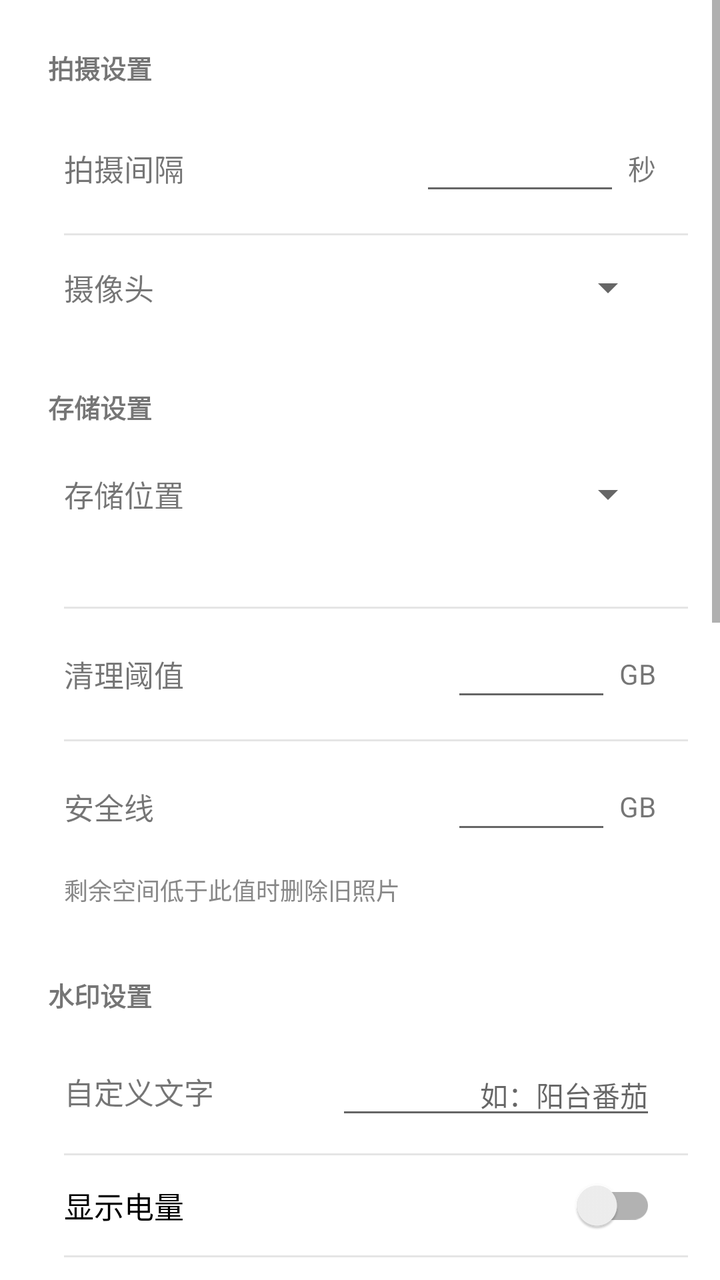
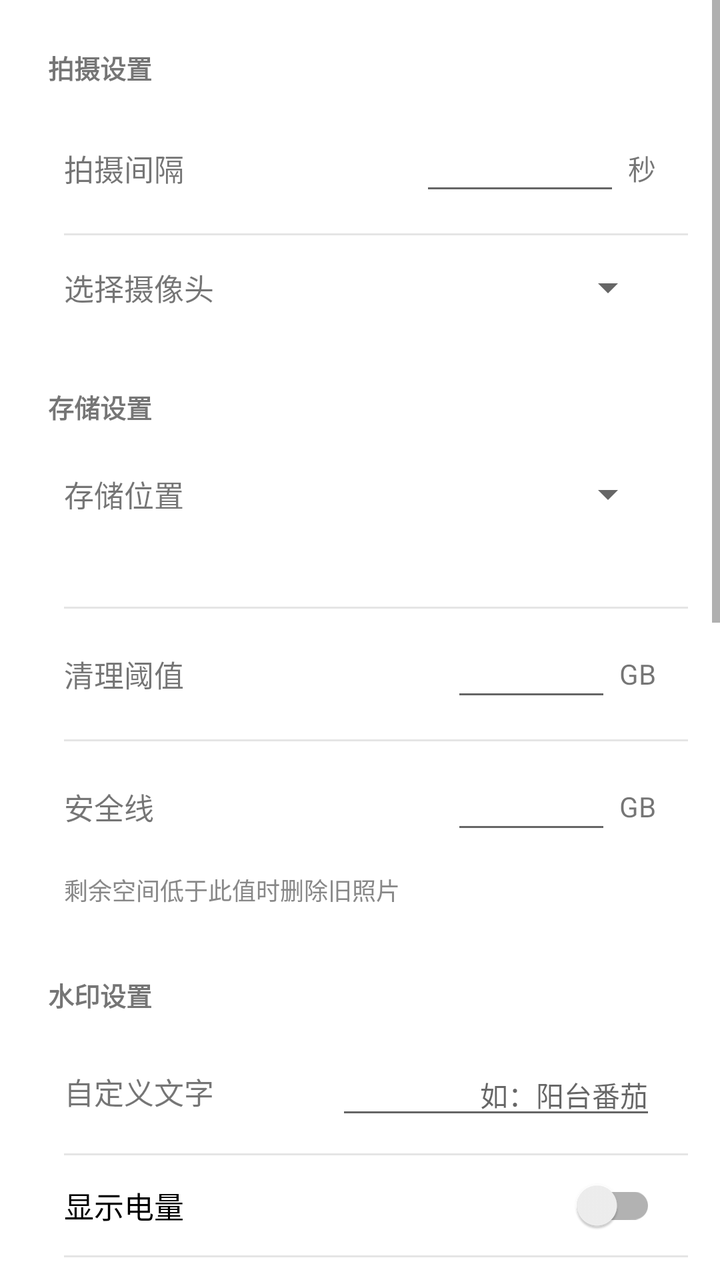

The first picture is an Android layout as it rendered before a commit; the second is the same layout after the commit. The layout source and the unified diff follow.
<!-- AndroidManifest.xml: application theme Theme.TimeLapseCamera -->
<!-- res/layout/fragment_settings.xml -->
<?xml version="1.0" encoding="utf-8"?>
<ScrollView xmlns:android="http://schemas.android.com/apk/res/android"
    xmlns:app="http://schemas.android.com/apk/res-auto"
    android:layout_width="match_parent"
    android:layout_height="match_parent">

    <LinearLayout
        android:layout_width="match_parent"
        android:layout_height="wrap_content"
        android:orientation="vertical"
        android:padding="16dp">

        
        <TextView
            android:layout_width="match_parent"
            android:layout_height="wrap_content"
            android:padding="8dp"
            android:text="@string/settings_capture_group"
            android:textSize="13sp"
            android:textStyle="bold" />

        <com.google.android.material.card.MaterialCardView
            android:layout_width="match_parent"
            android:layout_height="wrap_content"
            android:layout_marginBottom="16dp"
            app:cardCornerRadius="12dp"
            app:cardElevation="0dp">

            <LinearLayout
                android:layout_width="match_parent"
                android:layout_height="wrap_content"
                android:orientation="vertical">

                <LinearLayout
                    android:layout_width="match_parent"
                    android:layout_height="wrap_content"
                    android:orientation="horizontal"
                    android:gravity="center_vertical"
                    android:paddingHorizontal="16dp"
                    android:paddingVertical="14dp">

                    <TextView
                        android:layout_width="0dp"
                        android:layout_height="wrap_content"
                        android:layout_weight="1"
                        android:text="@string/settings_interval"
                        android:textSize="15sp" />

                    <com.google.android.material.textfield.TextInputEditText
                        android:id="@+id/etInterval"
                        android:layout_width="100dp"
                        android:layout_height="wrap_content"
                        android:inputType="number"
                        android:maxLength="5"
                        android:gravity="end"
                        android:textSize="15sp" />

                    <TextView
                        android:layout_width="wrap_content"
                        android:layout_height="wrap_content"
                        android:layout_marginStart="4dp"
                        android:text="@string/settings_seconds"
                        android:textSize="14sp" />
                </LinearLayout>

                <View
                    android:layout_width="match_parent"
                    android:layout_height="1dp"
                    android:background="#1A000000"
                    android:layout_marginStart="16dp" />

                <LinearLayout
                    android:layout_width="match_parent"
                    android:layout_height="wrap_content"
                    android:orientation="horizontal"
                    android:gravity="center_vertical"
                    android:paddingHorizontal="16dp"
                    android:paddingVertical="14dp">

                    <TextView
                        android:layout_width="0dp"
                        android:layout_height="wrap_content"
                        android:layout_weight="1"
                        android:text="@string/settings_camera_facing"
                        android:textSize="15sp" />

                    <Spinner
                        android:id="@+id/spinnerCameraFacing"
                        android:layout_width="wrap_content"
                        android:layout_height="wrap_content" />
                </LinearLayout>
            </LinearLayout>
        </com.google.android.material.card.MaterialCardView>

        
        <TextView
            android:layout_width="match_parent"
            android:layout_height="wrap_content"
            android:padding="8dp"
            android:text="@string/settings_storage_group"
            android:textSize="13sp"
            android:textStyle="bold" />

        <com.google.android.material.card.MaterialCardView
            android:layout_width="match_parent"
            android:layout_height="wrap_content"
            android:layout_marginBottom="16dp"
            app:cardCornerRadius="12dp"
            app:cardElevation="0dp">

            <LinearLayout
                android:layout_width="match_parent"
                android:layout_height="wrap_content"
                android:orientation="vertical">

                <LinearLayout
                    android:layout_width="match_parent"
                    android:layout_height="wrap_content"
                    android:orientation="horizontal"
                    android:gravity="center_vertical"
                    android:paddingHorizontal="16dp"
                    android:paddingVertical="14dp">

                    <TextView
                        android:layout_width="0dp"
                        android:layout_height="wrap_content"
                        android:layout_weight="1"
                        android:text="@string/settings_storage_location"
                        android:textSize="15sp" />

                    <Spinner
                        android:id="@+id/spinnerStorageLocation"
                        android:layout_width="wrap_content"
                        android:layout_height="wrap_content" />
                </LinearLayout>

                <TextView
                    android:id="@+id/tvStoragePath"
                    android:layout_width="match_parent"
                    android:layout_height="wrap_content"
                    android:paddingHorizontal="16dp"
                    android:paddingBottom="14dp"
                    android:textSize="12sp"
                    android:textColor="#888888" />

                <View
                    android:layout_width="match_parent"
                    android:layout_height="1dp"
                    android:background="#1A000000"
                    android:layout_marginStart="16dp" />

                <LinearLayout
                    android:layout_width="match_parent"
                    android:layout_height="wrap_content"
                    android:orientation="horizontal"
                    android:gravity="center_vertical"
                    android:paddingHorizontal="16dp"
                    android:paddingVertical="14dp">

                    <TextView
                        android:layout_width="0dp"
                        android:layout_height="wrap_content"
                        android:layout_weight="1"
                        android:text="@string/settings_storage_threshold"
                        android:textSize="15sp" />

                    <com.google.android.material.textfield.TextInputEditText
                        android:id="@+id/etStorageThreshold"
                        android:layout_width="80dp"
                        android:layout_height="wrap_content"
                        android:inputType="numberDecimal"
                        android:maxLength="4"
                        android:gravity="end"
                        android:textSize="15sp" />

                    <TextView
                        android:layout_width="wrap_content"
                        android:layout_height="wrap_content"
                        android:layout_marginStart="4dp"
                        android:text="@string/settings_storage_gb"
                        android:textSize="14sp" />
                </LinearLayout>

                <View
                    android:layout_width="match_parent"
                    android:layout_height="1dp"
                    android:background="#1A000000"
                    android:layout_marginStart="16dp" />

                <LinearLayout
                    android:layout_width="match_parent"
                    android:layout_height="wrap_content"
                    android:orientation="horizontal"
                    android:gravity="center_vertical"
                    android:paddingHorizontal="16dp"
                    android:paddingVertical="14dp">

                    <TextView
                        android:layout_width="0dp"
                        android:layout_height="wrap_content"
                        android:layout_weight="1"
                        android:text="@string/settings_storage_safe_line"
                        android:textSize="15sp" />

                    <com.google.android.material.textfield.TextInputEditText
                        android:id="@+id/etStorageSafeLine"
                        android:layout_width="80dp"
                        android:layout_height="wrap_content"
                        android:inputType="numberDecimal"
                        android:maxLength="4"
                        android:gravity="end"
                        android:textSize="15sp" />

                    <TextView
                        android:layout_width="wrap_content"
                        android:layout_height="wrap_content"
                        android:layout_marginStart="4dp"
                        android:text="@string/settings_storage_gb"
                        android:textSize="14sp" />
                </LinearLayout>

                <TextView
                    android:layout_width="match_parent"
                    android:layout_height="wrap_content"
                    android:paddingHorizontal="16dp"
                    android:paddingBottom="10dp"
                    android:text="@string/settings_storage_threshold_desc"
                    android:textSize="12sp"
                    android:textColor="#888888" />
            </LinearLayout>
        </com.google.android.material.card.MaterialCardView>

        
        <TextView
            android:layout_width="match_parent"
            android:layout_height="wrap_content"
            android:padding="8dp"
            android:text="@string/settings_watermark_group"
            android:textSize="13sp"
            android:textStyle="bold" />

        <com.google.android.material.card.MaterialCardView
            android:layout_width="match_parent"
            android:layout_height="wrap_content"
            android:layout_marginBottom="16dp"
            app:cardCornerRadius="12dp"
            app:cardElevation="0dp">

            <LinearLayout
                android:layout_width="match_parent"
                android:layout_height="wrap_content"
                android:orientation="vertical">

                <LinearLayout
                    android:layout_width="match_parent"
                    android:layout_height="wrap_content"
                    android:orientation="horizontal"
                    android:gravity="center_vertical"
                    android:paddingHorizontal="16dp"
                    android:paddingVertical="12dp">

                    <TextView
                        android:layout_width="0dp"
                        android:layout_height="wrap_content"
                        android:layout_weight="1"
                        android:text="@string/settings_watermark_text"
                        android:textSize="15sp" />

                    <com.google.android.material.textfield.TextInputEditText
                        android:id="@+id/etWatermarkText"
                        android:layout_width="160dp"
                        android:layout_height="wrap_content"
                        android:inputType="text"
                        android:maxLength="50"
                        android:gravity="end"
                        android:textSize="14sp"
                        android:hint="@string/settings_watermark_hint" />
                </LinearLayout>

                <View
                    android:layout_width="match_parent"
                    android:layout_height="1dp"
                    android:background="#1A000000"
                    android:layout_marginStart="16dp" />

                <androidx.appcompat.widget.SwitchCompat
                    android:id="@+id/switchBattery"
                    android:layout_width="match_parent"
                    android:layout_height="wrap_content"
                    android:paddingHorizontal="16dp"
                    android:paddingVertical="14dp"
                    android:text="@string/settings_watermark_battery"
                    android:textSize="15sp" />

                <View
                    android:layout_width="match_parent"
                    android:layout_height="1dp"
                    android:background="#1A000000"
                    android:layout_marginStart="16dp" />

                <androidx.appcompat.widget.SwitchCompat
                    android:id="@+id/switchStorage"
                    android:layout_width="match_parent"
                    android:layout_height="wrap_content"
                    android:paddingHorizontal="16dp"
                    android:paddingVertical="14dp"
                    android:text="@string/settings_watermark_storage"
                    android:textSize="15sp" />

                <View
                    android:layout_width="match_parent"
                    android:layout_height="1dp"
                    android:background="#1A000000"
                    android:layout_marginStart="16dp" />

                <androidx.appcompat.widget.SwitchCompat
                    android:id="@+id/switchTemperature"
                    android:layout_width="match_parent"
                    android:layout_height="wrap_content"
                    android:paddingHorizontal="16dp"
                    android:paddingVertical="14dp"
                    android:text="@string/settings_watermark_temperature"
                    android:textSize="15sp" />
            </LinearLayout>
        </com.google.android.material.card.MaterialCardView>

        
        <TextView
            android:layout_width="match_parent"
            android:layout_height="wrap_content"
            android:padding="8dp"
            android:text="@string/settings_permission_group"
            android:textSize="13sp"
            android:textStyle="bold" />

        <com.google.android.material.card.MaterialCardView
            android:layout_width="match_parent"
            android:layout_height="wrap_content"
            android:layout_marginBottom="16dp"
            app:cardCornerRadius="12dp"
            app:cardElevation="0dp">

            <LinearLayout
                android:layout_width="match_parent"
                android:layout_height="wrap_content"
                android:orientation="vertical">

                <LinearLayout
                    android:id="@+id/rowCameraPermission"
                    android:layout_width="match_parent"
                    android:layout_height="wrap_content"
                    android:orientation="horizontal"
                    android:gravity="center_vertical"
                    android:paddingHorizontal="16dp"
                    android:paddingVertical="14dp"
                    android:background="?attr/selectableItemBackground">

                    <TextView
                        android:layout_width="0dp"
                        android:layout_height="wrap_content"
                        android:layout_weight="1"
                        android:text="@string/settings_camera_permission"
                        android:textSize="15sp" />

                    <TextView
                        android:id="@+id/tvCameraPermission"
                        android:layout_width="wrap_content"
                        android:layout_height="wrap_content"
                        android:textSize="14sp" />
                </LinearLayout>

                <View
                    android:layout_width="match_parent"
                    android:layout_height="1dp"
                    android:background="#1A000000"
                    android:layout_marginStart="16dp" />

                <LinearLayout
                    android:id="@+id/rowNotificationPermission"
                    android:layout_width="match_parent"
                    android:layout_height="wrap_content"
                    android:orientation="horizontal"
                    android:gravity="center_vertical"
                    android:paddingHorizontal="16dp"
                    android:paddingVertical="14dp"
                    android:background="?attr/selectableItemBackground">

                    <TextView
                        android:layout_width="0dp"
                        android:layout_height="wrap_content"
                        android:layout_weight="1"
                        android:text="@string/settings_notification_permission"
                        android:textSize="15sp" />

                    <TextView
                        android:id="@+id/tvNotificationPermission"
                        android:layout_width="wrap_content"
                        android:layout_height="wrap_content"
                        android:textSize="14sp" />
                </LinearLayout>

                <View
                    android:layout_width="match_parent"
                    android:layout_height="1dp"
                    android:background="#1A000000"
                    android:layout_marginStart="16dp" />

                <LinearLayout
                    android:id="@+id/rowExactAlarm"
                    android:layout_width="match_parent"
                    android:layout_height="wrap_content"
                    android:orientation="horizontal"
                    android:gravity="center_vertical"
                    android:paddingHorizontal="16dp"
                    android:paddingVertical="14dp"
                    android:background="?attr/selectableItemBackground">

                    <TextView
                        android:layout_width="0dp"
                        android:layout_height="wrap_content"
                        android:layout_weight="1"
                        android:text="@string/settings_exact_alarm"
                        android:textSize="15sp" />

                    <TextView
                        android:id="@+id/tvExactAlarm"
                        android:layout_width="wrap_content"
                        android:layout_height="wrap_content"
                        android:textSize="14sp" />
                </LinearLayout>

                <View
                    android:layout_width="match_parent"
                    android:layout_height="1dp"
                    android:background="#1A000000"
                    android:layout_marginStart="16dp" />

                <LinearLayout
                    android:id="@+id/rowBatteryOptimization"
                    android:layout_width="match_parent"
                    android:layout_height="wrap_content"
                    android:orientation="horizontal"
                    android:gravity="center_vertical"
                    android:paddingHorizontal="16dp"
                    android:paddingVertical="14dp"
                    android:background="?attr/selectableItemBackground">

                    <TextView
                        android:layout_width="0dp"
                        android:layout_height="wrap_content"
                        android:layout_weight="1"
                        android:text="@string/settings_battery_optimization"
                        android:textSize="15sp" />

                    <TextView
                        android:id="@+id/tvBatteryOptimization"
                        android:layout_width="wrap_content"
                        android:layout_height="wrap_content"
                        android:textSize="14sp" />
                </LinearLayout>

                <View
                    android:layout_width="match_parent"
                    android:layout_height="1dp"
                    android:background="#1A000000"
                    android:layout_marginStart="16dp" />

                <LinearLayout
                    android:id="@+id/rowAppDetails"
                    android:layout_width="match_parent"
                    android:layout_height="wrap_content"
                    android:orientation="horizontal"
                    android:gravity="center_vertical"
                    android:paddingHorizontal="16dp"
                    android:paddingVertical="14dp"
                    android:background="?attr/selectableItemBackground">

                    <TextView
                        android:layout_width="0dp"
                        android:layout_height="wrap_content"
                        android:layout_weight="1"
                        android:text="@string/settings_app_details"
                        android:textSize="15sp" />

                    <TextView
                        android:layout_width="wrap_content"
                        android:layout_height="wrap_content"
                        android:text="@string/settings_go_to_settings"
                        android:textSize="14sp" />
                </LinearLayout>
            </LinearLayout>
        </com.google.android.material.card.MaterialCardView>

        
        <TextView
            android:layout_width="match_parent"
            android:layout_height="wrap_content"
            android:padding="8dp"
            android:text="@string/settings_remote_group"
            android:textSize="13sp"
            android:textStyle="bold" />

        <com.google.android.material.card.MaterialCardView
            android:layout_width="match_parent"
            android:layout_height="wrap_content"
            android:layout_marginBottom="16dp"
            app:cardCornerRadius="12dp"
            app:cardElevation="0dp">

            <LinearLayout
                android:layout_width="match_parent"
                android:layout_height="wrap_content"
                android:orientation="vertical"
                android:paddingHorizontal="16dp"
                android:paddingVertical="14dp">

                <com.google.android.material.textfield.TextInputEditText
                    android:id="@+id/etRemoteUrl"
                    android:layout_width="match_parent"
                    android:layout_height="wrap_content"
                    android:inputType="textUri"
                    android:maxLength="500"
                    android:textSize="14sp"
                    android:hint="@string/settings_remote_url_hint" />

                <TextView
                    android:layout_width="match_parent"
                    android:layout_height="wrap_content"
                    android:layout_marginTop="6dp"
                    android:text="@string/settings_remote_desc"
                    android:textSize="12sp" />
            </LinearLayout>
        </com.google.android.material.card.MaterialCardView>

        
        <TextView
            android:layout_width="match_parent"
            android:layout_height="wrap_content"
            android:padding="8dp"
            android:text="@string/settings_about_group"
            android:textSize="13sp"
            android:textStyle="bold" />

        <com.google.android.material.card.MaterialCardView
            android:layout_width="match_parent"
            android:layout_height="wrap_content"
            android:layout_marginBottom="24dp"
            app:cardCornerRadius="12dp"
            app:cardElevation="0dp">

            <LinearLayout
                android:layout_width="match_parent"
                android:layout_height="wrap_content"
                android:orientation="vertical"
                android:paddingHorizontal="16dp"
                android:paddingVertical="14dp">

                <TextView
                    android:layout_width="match_parent"
                    android:layout_height="wrap_content"
                    android:text="@string/settings_version"
                    android:textSize="15sp" />
            </LinearLayout>
        </com.google.android.material.card.MaterialCardView>

    </LinearLayout>
</ScrollView>
<!-- resources referenced by this layout -->
<resources>
  <string name="settings_about_group">关于</string>
  <string name="settings_app_details">系统设置（自启动/后台等）</string>
  <string name="settings_battery_optimization">忽略电池优化</string>
  <string name="settings_camera_facing">摄像头</string>
  <string name="settings_camera_permission">相机权限</string>
  <string name="settings_capture_group">拍摄设置</string>
  <string name="settings_exact_alarm">精确闹钟</string>
  <string name="settings_go_to_settings">前往 →</string>
  <string name="settings_interval">拍摄间隔</string>
  <string name="settings_notification_permission">通知权限</string>
  <string name="settings_permission_group">权限与保活</string>
  <string name="settings_remote_desc">返回 15-3600 整数，作为下次拍摄间隔（秒）</string>
  <string name="settings_remote_group">远程配置</string>
  <string name="settings_remote_url_hint">http://example.com/interval</string>
  <string name="settings_seconds">秒</string>
  <string name="settings_storage_gb">GB</string>
  <string name="settings_storage_group">存储设置</string>
  <string name="settings_storage_location">存储位置</string>
  <string name="settings_storage_safe_line">安全线</string>
  <string name="settings_storage_threshold">清理阈值</string>
  <string name="settings_storage_threshold_desc">剩余空间低于此值时删除旧照片</string>
  <string name="settings_version">版本 0.9</string>
  <string name="settings_watermark_battery">显示电量</string>
  <string name="settings_watermark_group">水印设置</string>
  <string name="settings_watermark_hint">如：阳台番茄</string>
  <string name="settings_watermark_storage">显示存储</string>
  <string name="settings_watermark_temperature">显示温度</string>
  <string name="settings_watermark_text">自定义文字</string>
  <style name="Theme.TimeLapseCamera" parent="Theme.MaterialComponents.Light.NoActionBar">
          <item name="colorPrimary">@color/primary</item>
          <item name="colorPrimaryVariant">@color/primary_dark</item>
          <item name="colorOnPrimary">@color/white</item>
          <item name="colorSecondary">@color/accent</item>
          <item name="colorOnSecondary">@color/black</item>
          <item name="android:statusBarColor" tools:targetApi="21">@color/primary_dark</item>
      </style>
  <color name="primary">#2E7D32</color>
  <color name="primary_dark">#1B5E20</color>
  <color name="white">#FFFFFF</color>
  <color name="accent">#FF6F00</color>
  <color name="black">#000000</color>
</resources>

<!-- the commit's change to res/layout/fragment_settings.xml (unified diff, before → after) -->
@@ -81,11 +81,11 @@
                         android:layout_width="0dp"
                         android:layout_height="wrap_content"
                         android:layout_weight="1"
-                        android:text="@string/settings_camera_facing"
+                        android:text="@string/settings_camera_select"
                         android:textSize="15sp" />
 
                     <Spinner
-                        android:id="@+id/spinnerCameraFacing"
+                        android:id="@+id/spinnerCamera"
                         android:layout_width="wrap_content"
                         android:layout_height="wrap_content" />
                 </LinearLayout>
<!-- resource entries referenced after the edit -->
@@ -3,8 +3,8 @@
   <string name="settings_about_group">关于</string>
   <string name="settings_app_details">系统设置（自启动/后台等）</string>
   <string name="settings_battery_optimization">忽略电池优化</string>
-  <string name="settings_camera_facing">摄像头</string>
   <string name="settings_camera_permission">相机权限</string>
+  <string name="settings_camera_select">选择摄像头</string>
   <string name="settings_capture_group">拍摄设置</string>
   <string name="settings_exact_alarm">精确闹钟</string>
   <string name="settings_go_to_settings">前往 →</string>
